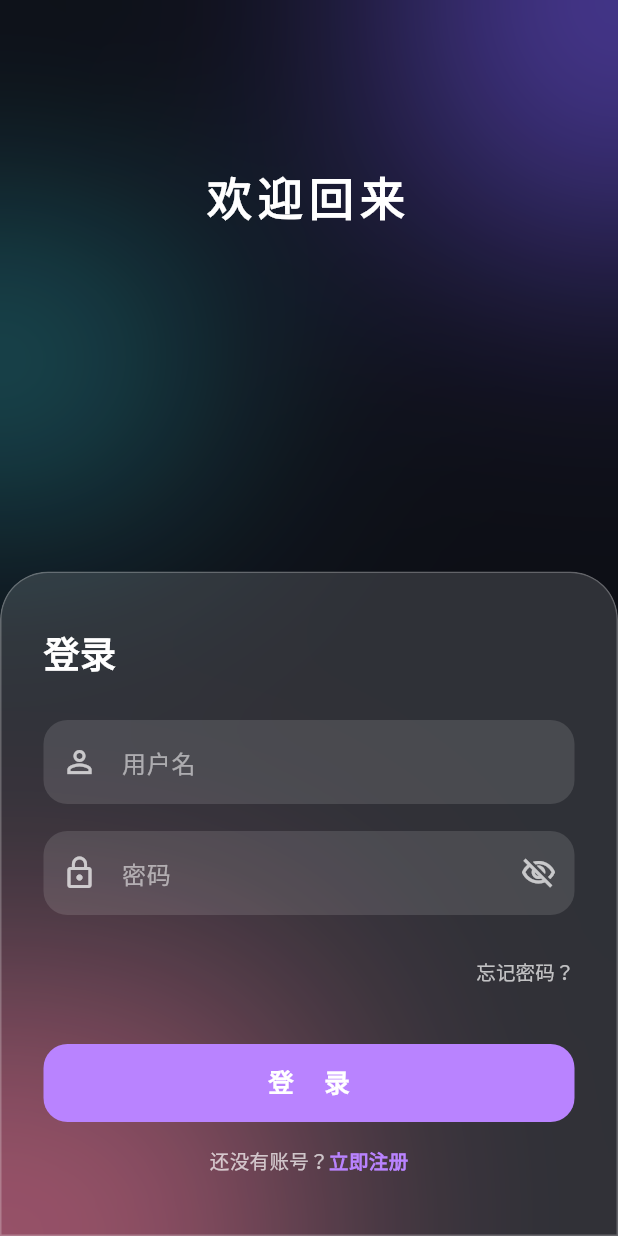
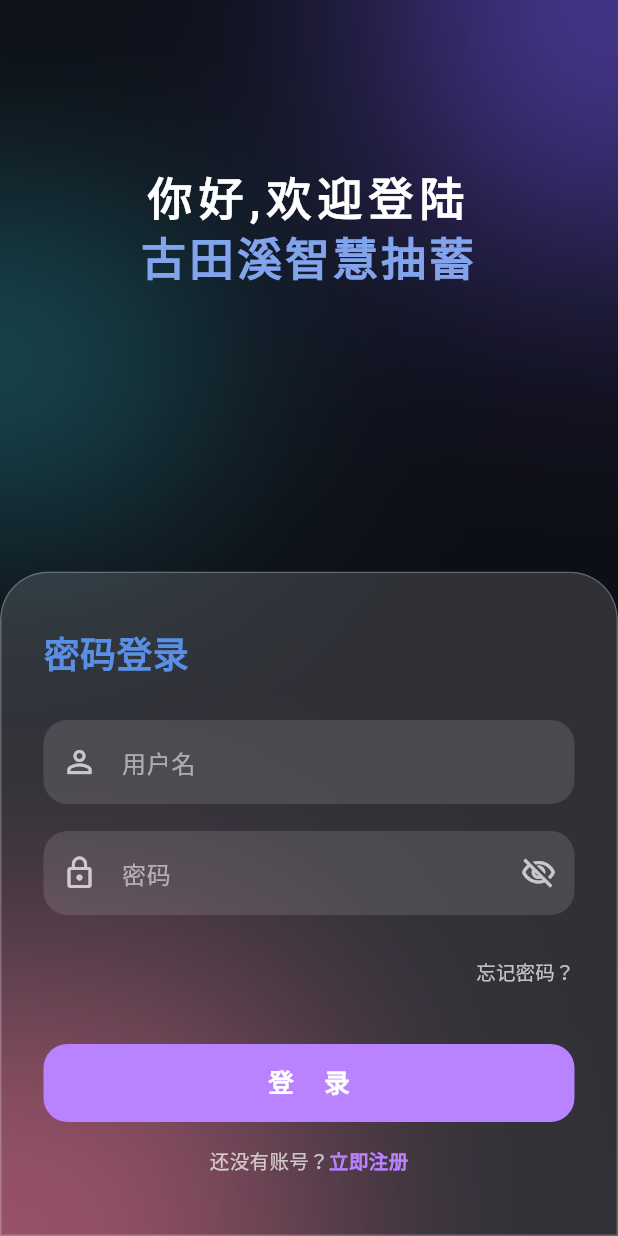
Before and after one commit to fanyu1994/YU, a Flutter app: the screen it shows after launch, on a phone screen of 412 x 824 dp. Run offline on Flutter 3.47's test engine with Material 3 defaults, Android fonts, the phone set to English and light mode, and no system bars; our stand-ins replace dio, shared_preferences.

Commit message:
style(login page): update login page UI copy and styles
1. 修改欢迎文案为「你好,欢迎登陆」
2. 新增项目名称「古田溪智慧抽蓄」标题组件
3. 修改登录按钮前的标题为「密码登录」并调整文字颜色

```diff
--- a/lib/app/login/login_page.dart
+++ b/lib/app/login/login_page.dart
@@ -114,13 +114,28 @@ class _LoginPageState extends State<LoginPage>
             left: 0,
             right: 0,
             child: Text(
-              '欢迎回来',
+              '你好,欢迎登陆',
               textAlign: TextAlign.center,
               style: TextStyle(
                 fontSize: 30,
                 fontWeight: FontWeight.bold,
                 color: Colors.white,
                 letterSpacing: 4,
+              ),
+            ),
+          ),
+          const Positioned(
+            top: 150,
+            left: 0,
+            right: 0,
+            child: Text(
+              '古田溪智慧抽蓄',
+              textAlign: TextAlign.center,
+              style: TextStyle(
+                fontSize: 30,
+                fontWeight: FontWeight.bold,
+                color: Color.fromARGB(255, 130, 164, 236),
+                letterSpacing: 2,
               ),
             ),
           ),
@@ -158,11 +173,11 @@ class _LoginPageState extends State<LoginPage>
             crossAxisAlignment: CrossAxisAlignment.stretch,
             children: [
               const Text(
-                '登录',
+                '密码登录',
                 style: TextStyle(
                   fontSize: 24,
                   fontWeight: FontWeight.bold,
-                  color: Colors.white,
+                  color: Color.fromARGB(255, 89, 143, 231),
                 ),
               ),
               const SizedBox(height: 28),
```
